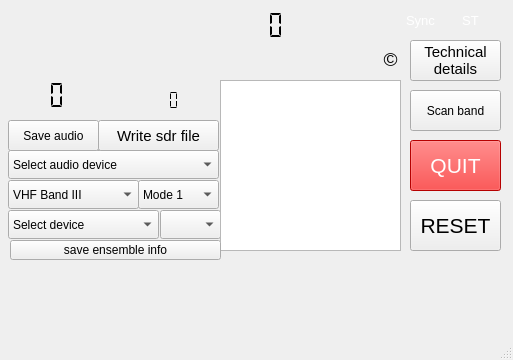
First picture: the form in forms/dabradio.ui, repository JvanKatwijk/qt-dab, before the edit.
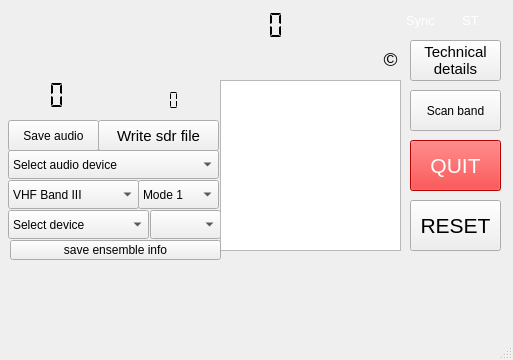
Second picture: the form after the edit.

Patch:
```diff
--- a/forms/dabradio.ui
+++ b/forms/dabradio.ui
@@ -130,7 +130,7 @@
      <rect>
       <x>8</x>
       <y>210</y>
-      <width>151</width>
+      <width>141</width>
       <height>29</height>
      </rect>
     </property>
@@ -161,9 +161,9 @@
    <widget class="QComboBox" name="channelSelector">
     <property name="geometry">
      <rect>
-      <x>160</x>
+      <x>150</x>
       <y>210</y>
-      <width>61</width>
+      <width>71</width>
       <height>29</height>
      </rect>
     </property>
```
Left out of the diff: 2 changed lines with no effect on the pictures.
